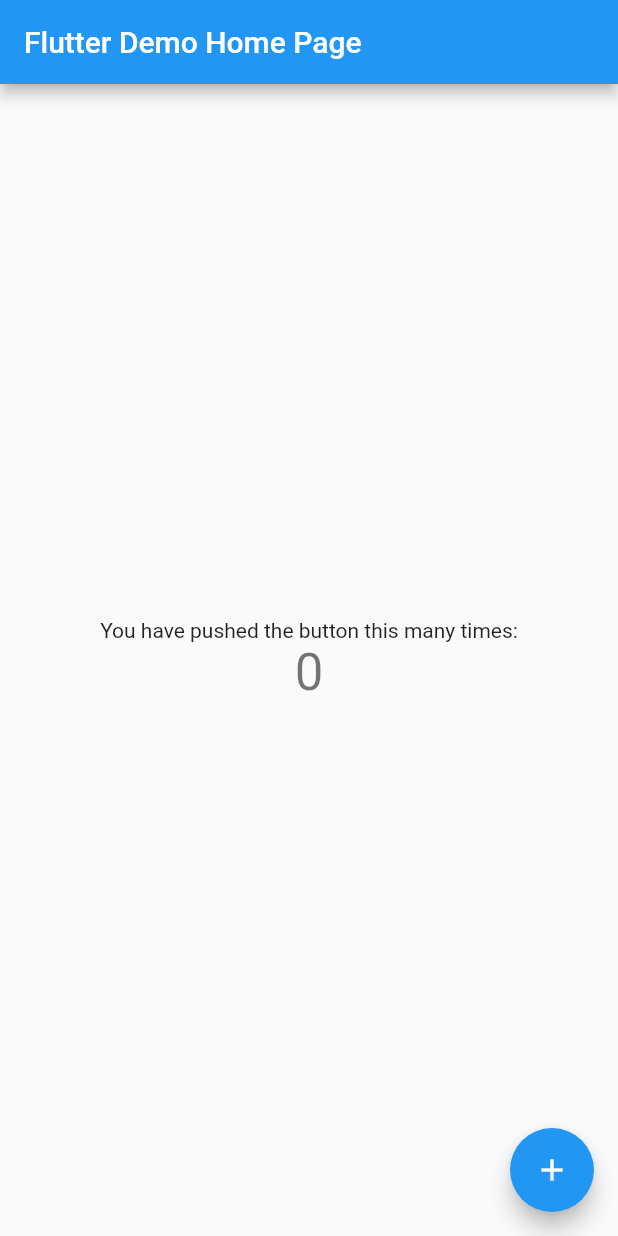
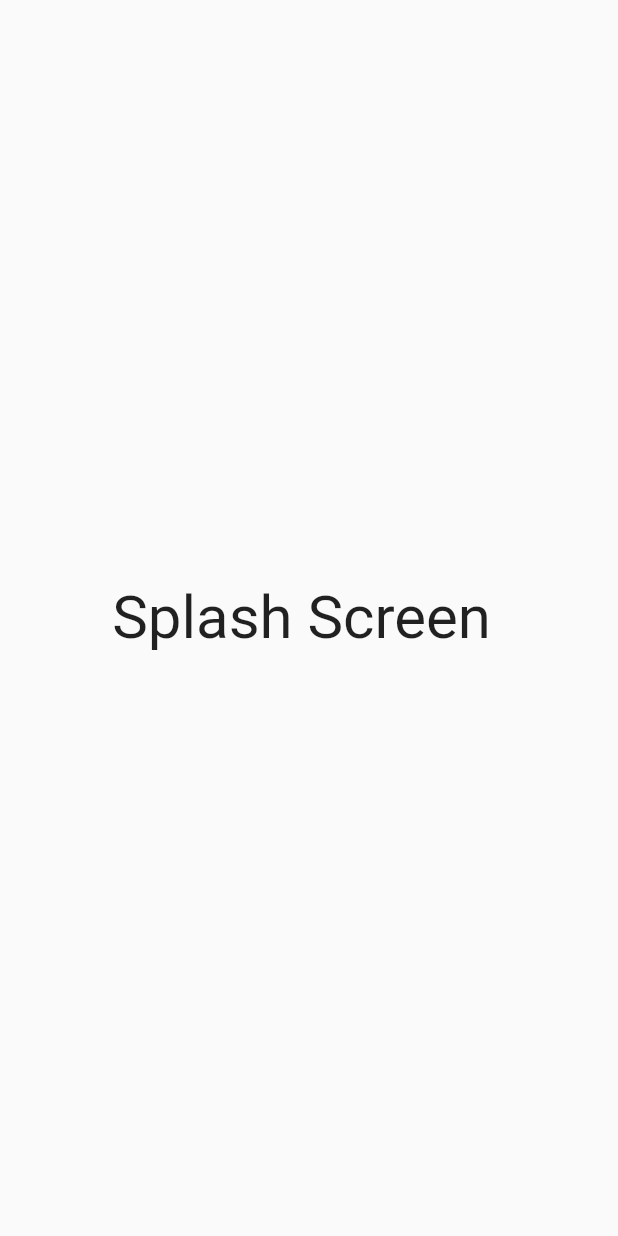
Before and after one commit to arshadmallik47/bgtv_App, a Flutter app: the first screen one second after launch, on a phone screen of 412 x 824 dp. Run offline on Flutter 3.47's test engine with Material 2 defaults, Android fonts, the phone set to English and light mode, and no system bars.

Commit message:
login and splashscreen setup

```diff
--- /dev/null
+++ b/lib/auth/login_screen.dart
@@ -0,0 +1,14 @@
+import 'package:flutter/material.dart';
+
+class LoginScreen extends StatelessWidget {
+  const LoginScreen({super.key});
+
+  @override
+  Widget build(BuildContext context) {
+    return const Scaffold(
+      body: Center(
+        child: Text('Login Screen', style: TextStyle(fontSize: 40),),
+      ),
+    );
+  }
+}
--- a/lib/main.dart
+++ b/lib/main.dart
@@ -1,3 +1,4 @@
+import 'package:bgtv/splash_screen.dart';
 import 'package:flutter/material.dart';
 
 void main() {
@@ -10,106 +11,9 @@
   // This widget is the root of your application.
   @override
   Widget build(BuildContext context) {
-    return MaterialApp(
-      title: 'Flutter Demo',
-      theme: ThemeData(
-        // This is the theme of your application.
-        //
-        // Try running your application with "flutter run". You'll see the
-        // application has a blue toolbar. Then, without quitting the app, try
-        // changing the primarySwatch below to Colors.green and then invoke
-        // "hot reload" (press "r" in the console where you ran "flutter run",
-        // or simply save your changes to "hot reload" in a Flutter IDE).
-        // Notice that the counter didn't reset back to zero; the application
-        // is not restarted.
-        primarySwatch: Colors.blue,
-      ),
-      home: const MyHomePage(title: 'Flutter Demo Home Page'),
+    return const MaterialApp(
+      title: 'bgtv',
+      home: SplashScreen(),
     );
   }
 }
-
-class MyHomePage extends StatefulWidget {
-  const MyHomePage({super.key, required this.title});
-
-  // This widget is the home page of your application. It is stateful, meaning
-  // that it has a State object (defined below) that contains fields that affect
-  // how it looks.
-
-  // This class is the configuration for the state. It holds the values (in this
-  // case the title) provided by the parent (in this case the App widget) and
-  // used by the build method of the State. Fields in a Widget subclass are
-  // always marked "final".
-
-  final String title;
-
-  @override
-  State<MyHomePage> createState() => _MyHomePageState();
-}
-
-class _MyHomePageState extends State<MyHomePage> {
-  int _counter = 0;
-
-  void _incrementCounter() {
-    setState(() {
-      // This call to setState tells the Flutter framework that something has
-      // changed in this State, which causes it to rerun the build method below
-      // so that the display can reflect the updated values. If we changed
-      // _counter without calling setState(), then the build method would not be
-      // called again, and so nothing would appear to happen.
-      _counter++;
-    });
-  }
-
-  @override
-  Widget build(BuildContext context) {
-    // This method is rerun every time setState is called, for instance as done
-    // by the _incrementCounter method above.
-    //
-    // The Flutter framework has been optimized to make rerunning build methods
-    // fast, so that you can just rebuild anything that needs updating rather
-    // than having to individually change instances of widgets.
-    return Scaffold(
-      appBar: AppBar(
-        // Here we take the value from the MyHomePage object that was created by
-        // the App.build method, and use it to set our appbar title.
-        title: Text(widget.title),
-      ),
-      body: Center(
-        // Center is a layout widget. It takes a single child and positions it
-        // in the middle of the parent.
-        child: Column(
-          // Column is also a layout widget. It takes a list of children and
-          // arranges them vertically. By default, it sizes itself to fit its
-          // children horizontally, and tries to be as tall as its parent.
-          //
-          // Invoke "debug painting" (press "p" in the console, choose the
-          // "Toggle Debug Paint" action from the Flutter Inspector in Android
-          // Studio, or the "Toggle Debug Paint" command in Visual Studio Code)
-          // to see the wireframe for each widget.
-          //
-          // Column has various properties to control how it sizes itself and
-          // how it positions its children. Here we use mainAxisAlignment to
-          // center the children vertically; the main axis here is the vertical
-          // axis because Columns are vertical (the cross axis would be
-          // horizontal).
-          mainAxisAlignment: MainAxisAlignment.center,
-          children: <Widget>[
-            const Text(
-              'You have pushed the button this many times:',
-            ),
-            Text(
-              '$_counter',
-              style: Theme.of(context).textTheme.headlineMedium,
-            ),
-          ],
-        ),
-      ),
-      floatingActionButton: FloatingActionButton(
-        onPressed: _incrementCounter,
-        tooltip: 'Increment',
-        child: const Icon(Icons.add),
-      ), // This trailing comma makes auto-formatting nicer for build methods.
-    );
-  }
-}
--- /dev/null
+++ b/lib/splash_screen.dart
@@ -0,0 +1,37 @@
+import 'dart:async';
+
+import 'package:bgtv/auth/login_screen.dart';
+import 'package:flutter/material.dart';
+
+class SplashScreen extends StatefulWidget {
+  const SplashScreen({super.key});
+
+  @override
+  State<SplashScreen> createState() => _SplashScreenState();
+}
+
+class _SplashScreenState extends State<SplashScreen> {
+  @override
+  void initState() {
+    super.initState();
+    Timer(const Duration(seconds: 3),
+    ()=>Navigator.push(context, MaterialPageRoute(builder:(context) => const LoginScreen(),))
+    );
+  }
+
+  @override
+  Widget build(BuildContext context) {
+    return Scaffold(
+      body: Center(
+        child: Container(
+          child: const Text(
+            'Splash Screen ',
+            style: TextStyle(
+              fontSize: 40,
+            ),
+          ),
+        ),
+      ),
+    );
+  }
+}
--- a/pubspec.yaml
+++ b/pubspec.yaml
@@ -19,7 +19,7 @@
 version: 1.0.0+1
 
 environment:
-  sdk: '>=2.19.6 <3.0.0'
+  sdk: '>=2.19.5 <3.0.0'
 
 # Dependencies specify other packages that your package needs in order to work.
 # To automatically upgrade your package dependencies to the latest versions
```
Also changed, not shown: pubspec.lock.
